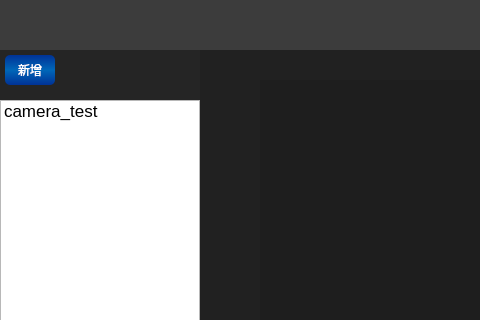
This is src/xviewer/xviewer.ui in lxq-02/learnFFmpeg as Qt 5 draws it before an edit; both pictures show x 0 to 480 and y 0 to 320 of the 800 by 600 pixel window. The edited form follows.
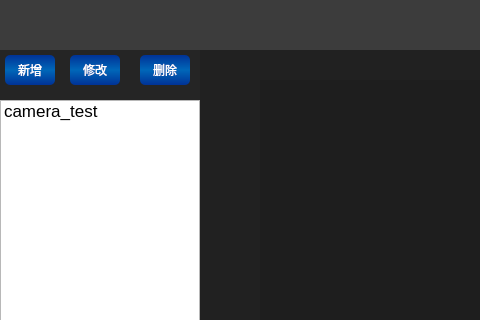
This is the edited form. Icons and pictures are not drawn.

Commit message: 完成XViewer删除和修改

Patch:
```diff
--- a/src/xviewer/xviewer.ui
+++ b/src/xviewer/xviewer.ui
@@ -274,6 +274,32 @@
       <string>新增</string>
      </property>
     </widget>
+    <widget class="QPushButton" name="set_cam">
+     <property name="geometry">
+      <rect>
+       <x>70</x>
+       <y>5</y>
+       <width>50</width>
+       <height>30</height>
+      </rect>
+     </property>
+     <property name="text">
+      <string>修改</string>
+     </property>
+    </widget>
+    <widget class="QPushButton" name="del_cam">
+     <property name="geometry">
+      <rect>
+       <x>140</x>
+       <y>5</y>
+       <width>50</width>
+       <height>30</height>
+      </rect>
+     </property>
+     <property name="text">
+      <string>删除</string>
+     </property>
+    </widget>
    </widget>
    <widget class="QWidget" name="cams" native="true">
     <property name="geometry">
```
Left out of the diff: 34 changed lines with no effect on the pictures. The commit also changes 3 other files.
